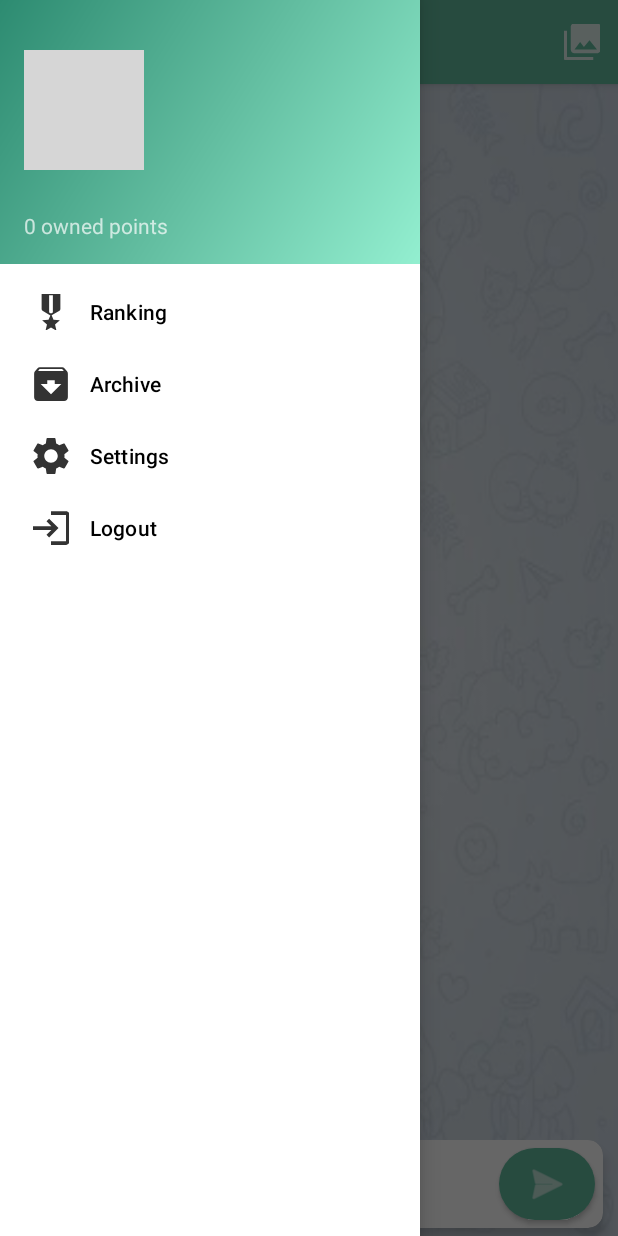
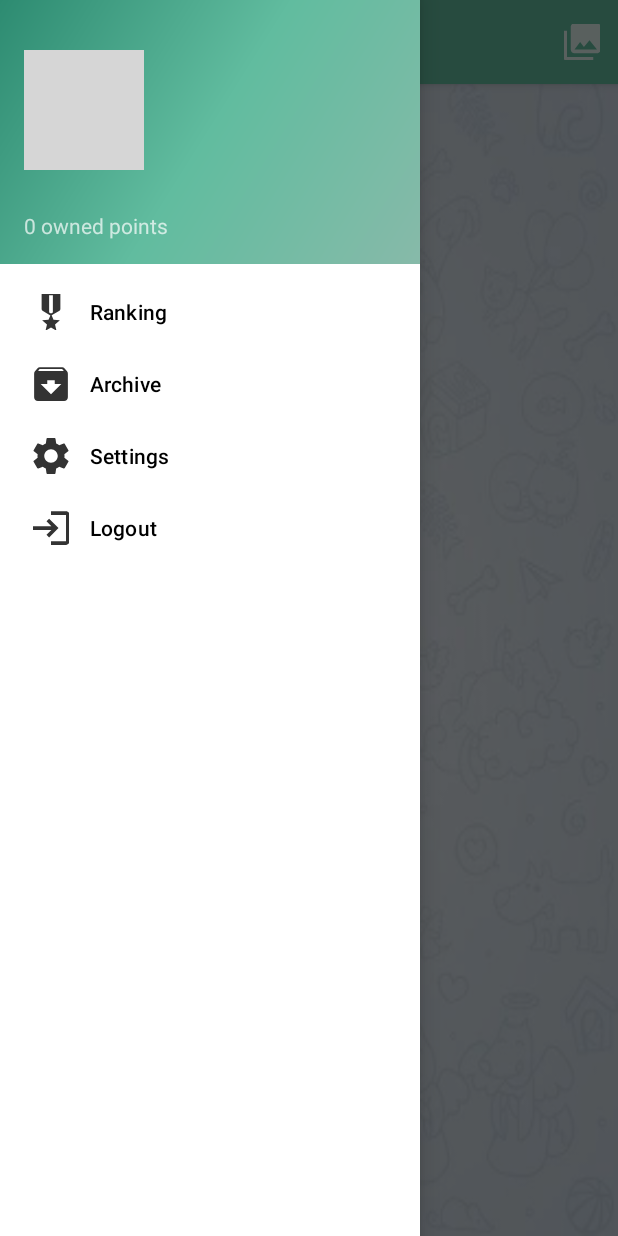
Before and after one commit to Roncax/mobile_polimi_project, an Android app: the ChatActivityFragment screen opened through its navigation route, with the side drawer open, on a phone screen of 412 x 824 dp. Run offline under Robolectric (Android 15) with nearby library versions, the phone set to English and light mode, and no system bars; our stand-ins replace Firebase (no records; nobody signed in at launch, a user with empty details on screens opened directly), navigation-ui; 11 statements that could not run were skipped; grey boxes are pictures that could not be loaded.

Commit message:
chat duplication resolved

```diff
--- a/app/src/main/java/com/example/iadvice/chat/ChatActivityFragment.kt
+++ b/app/src/main/java/com/example/iadvice/chat/ChatActivityFragment.kt
@@ -60,8 +60,8 @@ class ChatActivityFragment : Fragment() {
     private val chatObserver = Observer<Chat> { chat ->
         binding.toolbarChat.chat_title.text = viewModel.currentChat.title
 
-        if (!chat.isActive) {
-            binding.materialCardView.visibility = View.GONE
+        if (chat.isActive) {
+            binding.materialCardView.visibility = View.VISIBLE
         }
 
         //Caricamento dell'immagine cover della chat
@@ -95,7 +95,9 @@ class ChatActivityFragment : Fragment() {
             R.layout.activity_chat_fragment, container, false
         )
 
+        binding.materialCardView.visibility = View.GONE
         viewModel = ViewModelProvider(this).get(ChatActivityViewModel::class.java)
+        viewModel.messageList = mutableListOf()
         adapter = MessageAdapter(requireContext(), viewModel)
 
         loadMessages(viewModel.currentChatId, binding.messageList)
--- a/app/src/main/java/com/example/iadvice/chat/ChatActivityViewModel.kt
+++ b/app/src/main/java/com/example/iadvice/chat/ChatActivityViewModel.kt
@@ -30,12 +30,13 @@ init {
     retrieveChat()
 }
 
-    private fun retrieveChat(){
+    fun retrieveChat(){
         val chatOwner = object : ValueEventListener {
 
             override fun onDataChange(dataSnapshot: DataSnapshot) {
                 val chat = dataSnapshot.getValue<Chat>()
                 currentChat = chat!!
+                PersistenceUtils.currentChatCoverId = currentChat.coverId.toString()
                 currentChatLiveData.value = chat
             }
 
--- a/app/src/main/res/drawable/my_chat_shape.xml
+++ b/app/src/main/res/drawable/my_chat_shape.xml
@@ -3,7 +3,7 @@
 <shape xmlns:android="http://schemas.android.com/apk/res/android"
     android:shape="rectangle">
 
-    <solid android:color="@color/colorPrimary" />
+    <solid android:color="@color/colorPrimaryDark" />
 
     <corners
         android:topRightRadius="5dp"
--- a/app/src/main/res/drawable/other_chat_shape.xml
+++ b/app/src/main/res/drawable/other_chat_shape.xml
@@ -2,7 +2,7 @@
 <shape xmlns:android="http://schemas.android.com/apk/res/android"
     android:shape="rectangle">
 
-    <solid android:color="@color/colorPrimaryLight"></solid>
+    <solid android:color="@color/colorPrimary"></solid>
 
     <corners  android:topLeftRadius="5dp" android:radius="40dp"></corners>
 
--- a/app/src/main/res/values/array.xml
+++ b/app/src/main/res/values/array.xml
@@ -3,7 +3,7 @@
 
     <string-array name="region_array">
         <item>My country</item>
-        <item>Rest of the world</item>
+        <item>All</item>
     </string-array>
 
     <string-array name="gender_array">
--- a/app/src/main/res/values/colors.xml
+++ b/app/src/main/res/values/colors.xml
@@ -2,7 +2,7 @@
 <resources>
     <color name="colorPrimary">#61bc9f</color>
     <color name="colorPrimaryDark">#2d8b71</color>
-    <color name="colorPrimaryLight">#93efd0</color>
+    <color name="colorPrimaryLight">#87BAA9</color>
 
 
     <color name="textColorDark">#292C2C</color>
```
Also changed, not shown: app/src/main/java/com/example/iadvice/NewQuestion/NewQuestionViewModel.kt (+4 -11 lines), app/src/main/java/com/example/iadvice/PersistenceUtils.kt (+5 -2 lines), app/src/main/res/layout/other_question_chat.xml (+5 -5 lines).
